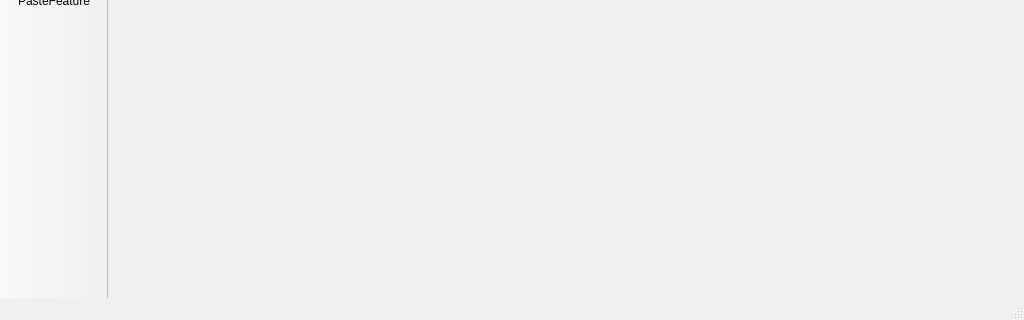
Before: the Qt Designer form src/ui/mainwindow.ui in adithyahk46/GeoLayer-X, drawn with Qt 5; both pictures show x 0 to 1024 and y 448 to 768 of the 1024 by 768 pixel window.
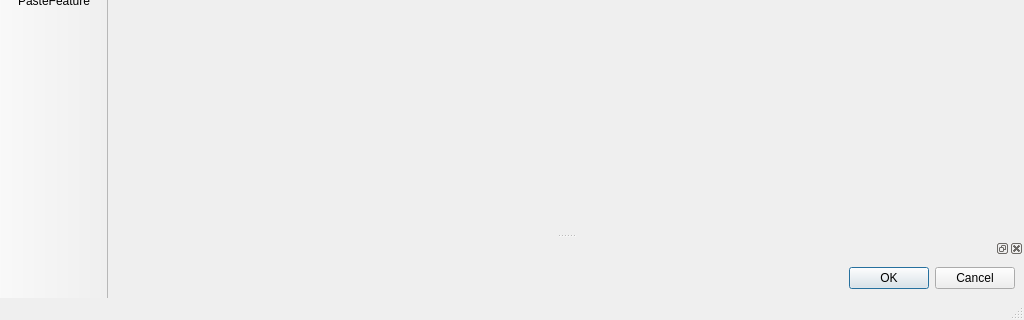
After: the same form once the commit is applied. Icons and pictures are not drawn.

```diff
--- a/src/ui/mainwindow.ui
+++ b/src/ui/mainwindow.ui
@@ -175,6 +175,22 @@
    <addaction name="mActionEditCopy"/>
    <addaction name="mActionEditPaste"/>
   </widget>
+  <widget class="QDockWidget" name="dockWidget">
+   <attribute name="dockWidgetArea">
+    <number>8</number>
+   </attribute>
+   <widget class="QWidget" name="dockWidgetContents">
+    <layout class="QHBoxLayout" name="horizontalLayout">
+     <item>
+      <widget class="QDialogButtonBox" name="buttonBox">
+       <property name="standardButtons">
+        <set>QDialogButtonBox::StandardButton::Cancel|QDialogButtonBox::StandardButton::Ok</set>
+       </property>
+      </widget>
+     </item>
+    </layout>
+   </widget>
+  </widget>
   <action name="actionOpenEarthFile">
    <property name="icon">
     <iconset resource="../../resources/resources.qrc">
```
Left out of the diff: 1 changed line with no effect on the pictures.
